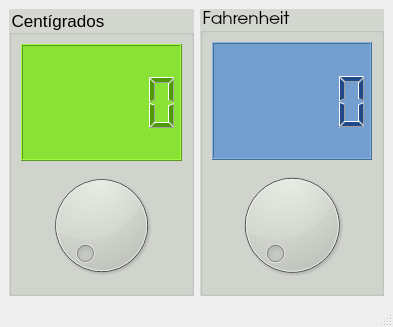
AnahiTupiza/Temperatura, file conversor.ui: the form before one commit.
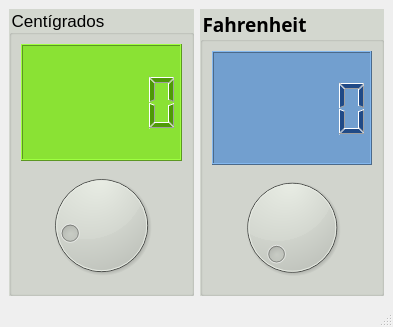
The form after the commit.

Commit message: Evenntos en GUI

What changed in the file:
```diff
--- a/conversor.ui
+++ b/conversor.ui
@@ -48,6 +48,9 @@
          <property name="styleSheet">
           <string notr="true">color: rgb(138, 226, 52);</string>
          </property>
+         <property name="minimum">
+          <number>-18</number>
+         </property>
         </widget>
        </item>
       </layout>
@@ -57,8 +60,10 @@
      <widget class="QGroupBox" name="groupBox_2">
       <property name="font">
        <font>
-        <family>URW Gothic</family>
-        <pointsize>13</pointsize>
+        <family>Sawasdee</family>
+        <pointsize>14</pointsize>
+        <weight>75</weight>
+        <bold>true</bold>
        </font>
       </property>
       <property name="styleSheet">
@@ -77,7 +82,11 @@
         </widget>
        </item>
        <item>
-        <widget class="QDial" name="inFahr"/>
+        <widget class="QDial" name="inFahr">
+         <property name="maximum">
+          <number>210</number>
+         </property>
+        </widget>
        </item>
       </layout>
      </widget>
```
Left out of the diff: 35 changed lines with no effect on the pictures.
